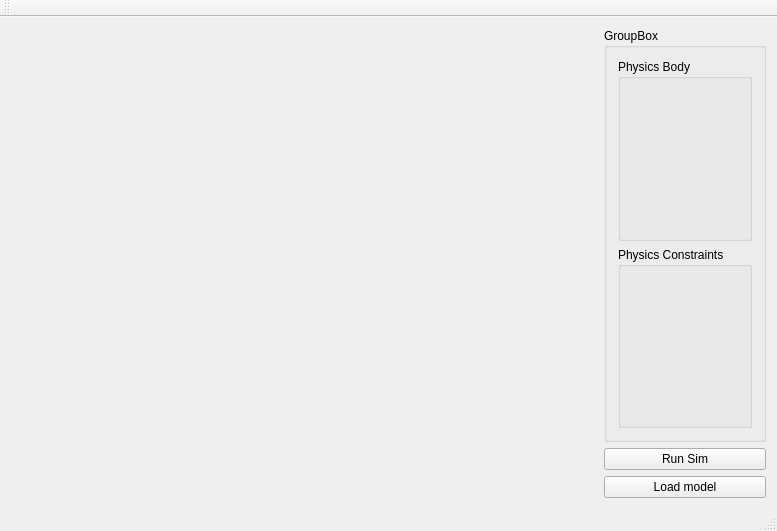
Old version of the form dev/ui/mainwindow.ui in the repository IdrisMiles/masterclass.
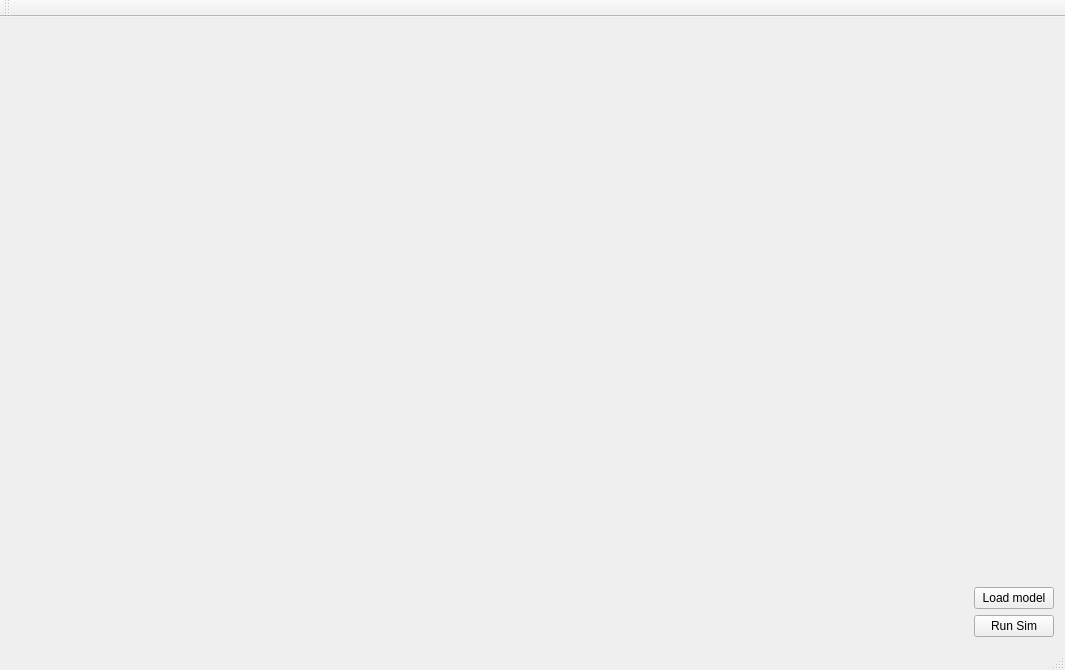
New version of the form.

Commit message: adding physics properties widget, started adding constrsints

The edit to the form file:
```diff
--- a/dev/ui/mainwindow.ui
+++ b/dev/ui/mainwindow.ui
@@ -6,8 +6,8 @@
    <rect>
     <x>0</x>
     <y>0</y>
-    <width>777</width>
-    <height>531</height>
+    <width>1065</width>
+    <height>670</height>
    </rect>
   </property>
   <property name="windowTitle">
@@ -15,21 +15,7 @@
   </property>
   <widget class="QWidget" name="centralWidget">
    <layout class="QGridLayout" name="gridLayout">
-    <item row="3" column="1">
-     <widget class="QPushButton" name="s_LoadAlembic">
-      <property name="text">
-       <string>Load model</string>
-      </property>
-     </widget>
-    </item>
-    <item row="2" column="1">
-     <widget class="QPushButton" name="s_runSimBtn">
-      <property name="text">
-       <string>Run Sim</string>
-      </property>
-     </widget>
-    </item>
-    <item row="0" column="0" rowspan="4">
+    <item row="0" column="0" rowspan="5">
      <spacer name="horizontalSpacer">
       <property name="orientation">
        <enum>Qt::Horizontal</enum>
@@ -42,27 +28,18 @@
       </property>
      </spacer>
     </item>
-    <item row="0" column="1" rowspan="2">
-     <widget class="QGroupBox" name="groupBox">
-      <property name="title">
-       <string>GroupBox</string>
+    <item row="4" column="2">
+     <widget class="QPushButton" name="s_runSimBtn">
+      <property name="text">
+       <string>Run Sim</string>
       </property>
-      <layout class="QGridLayout" name="gridLayout_2">
-       <item row="0" column="0">
-        <widget class="QGroupBox" name="groupBox_2">
-         <property name="title">
-          <string>Physics Body</string>
-         </property>
-        </widget>
-       </item>
-       <item row="1" column="0">
-        <widget class="QGroupBox" name="groupBox_3">
-         <property name="title">
-          <string>Physics Constraints</string>
-         </property>
-        </widget>
-       </item>
-      </layout>
+     </widget>
+    </item>
+    <item row="3" column="2">
+     <widget class="QPushButton" name="s_LoadModel">
+      <property name="text">
+       <string>Load model</string>
+      </property>
      </widget>
     </item>
    </layout>
```
Left out of the diff: 2 changed lines with no effect on the pictures. The commit also changes 30 other files.
